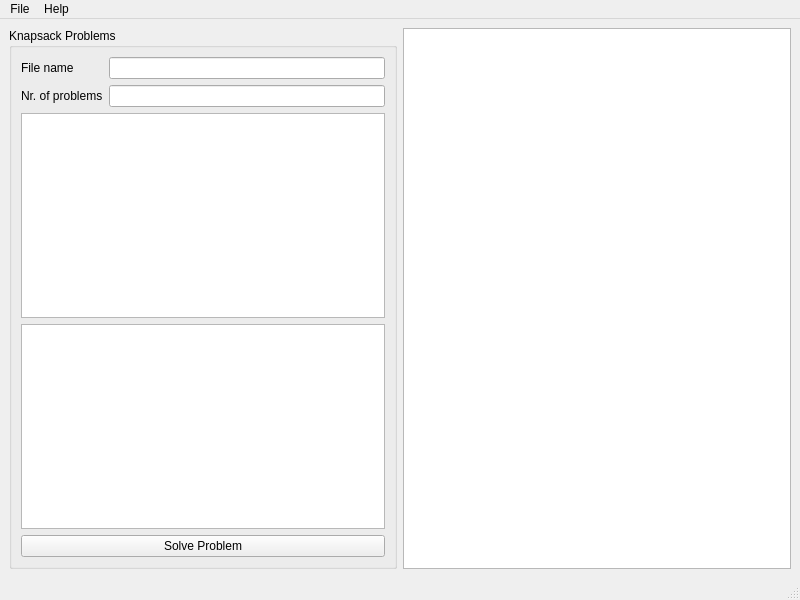
Above: ui/mainwindow.ui from JeGa/mknap_pso before the change. Below: the same form after it.
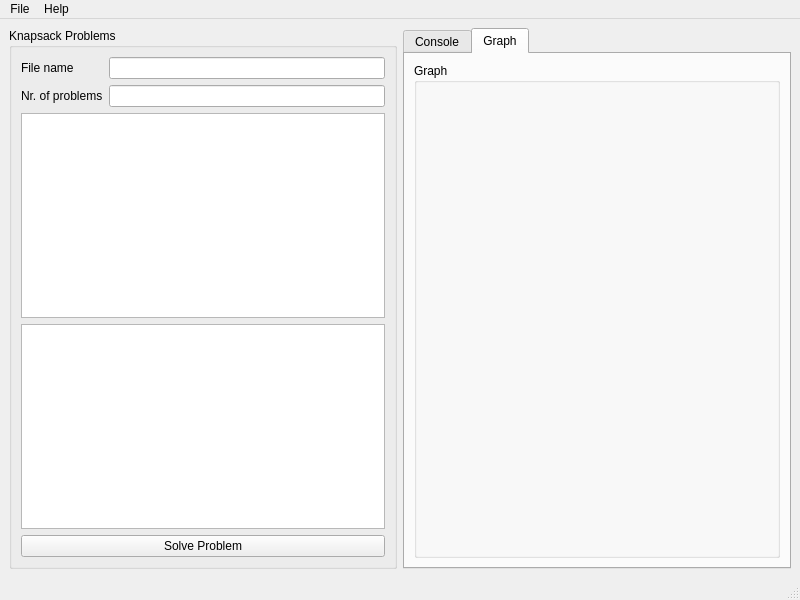
That is the form after the change.

Commit message: Added graph support, improved gui, fixed problem in algorithm. (Improved the public interface of the solver)

Patch:
```diff
--- a/ui/mainwindow.ui
+++ b/ui/mainwindow.ui
@@ -94,6 +94,16 @@
          </widget>
         </item>
         <item>
+         <widget class="QTabWidget" name="tabWidget">
+          <property name="currentIndex">
+           <number>1</number>
+          </property>
+          <widget class="QWidget" name="tab">
+           <attribute name="title">
+            <string>Console</string>
+           </attribute>
+           <layout class="QVBoxLayout" name="verticalLayout_4">
+            <item>
          <widget class="QTextEdit" name="consoleEdit">
           <property name="readOnly">
            <bool>true</bool>
@@ -104,6 +114,29 @@
          </widget>
         </item>
        </layout>
+          </widget>
+          <widget class="QWidget" name="tab_2">
+           <attribute name="title">
+            <string>Graph</string>
+           </attribute>
+           <layout class="QVBoxLayout" name="verticalLayout_6">
+            <item>
+             <widget class="QGroupBox" name="groupBox">
+              <property name="title">
+               <string>Graph</string>
+              </property>
+              <layout class="QHBoxLayout" name="horizontalLayout_3">
+               <item>
+                <layout class="QHBoxLayout" name="graphLayout"/>
+               </item>
+              </layout>
+             </widget>
+            </item>
+           </layout>
+          </widget>
+         </widget>
+        </item>
+       </layout>
       </item>
      </layout>
     </item>
```
Left out of the diff: 6 changed lines with no effect on the pictures. Lines whose indentation alone changed are shown as unchanged. The commit also changes 12 other files.
